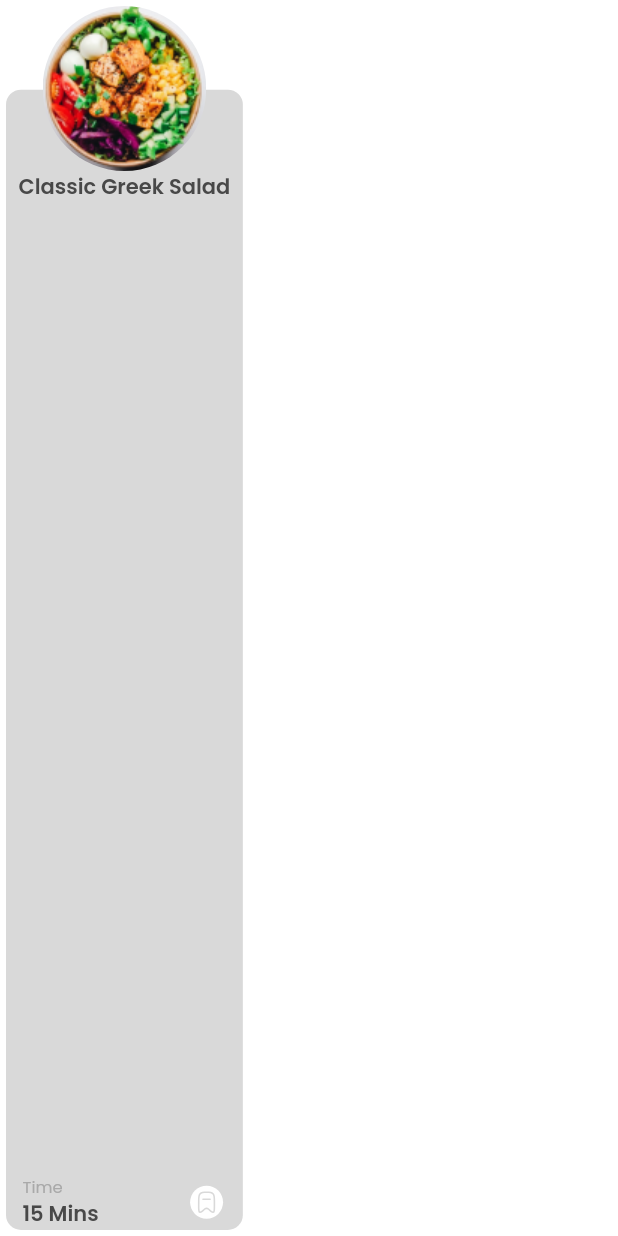
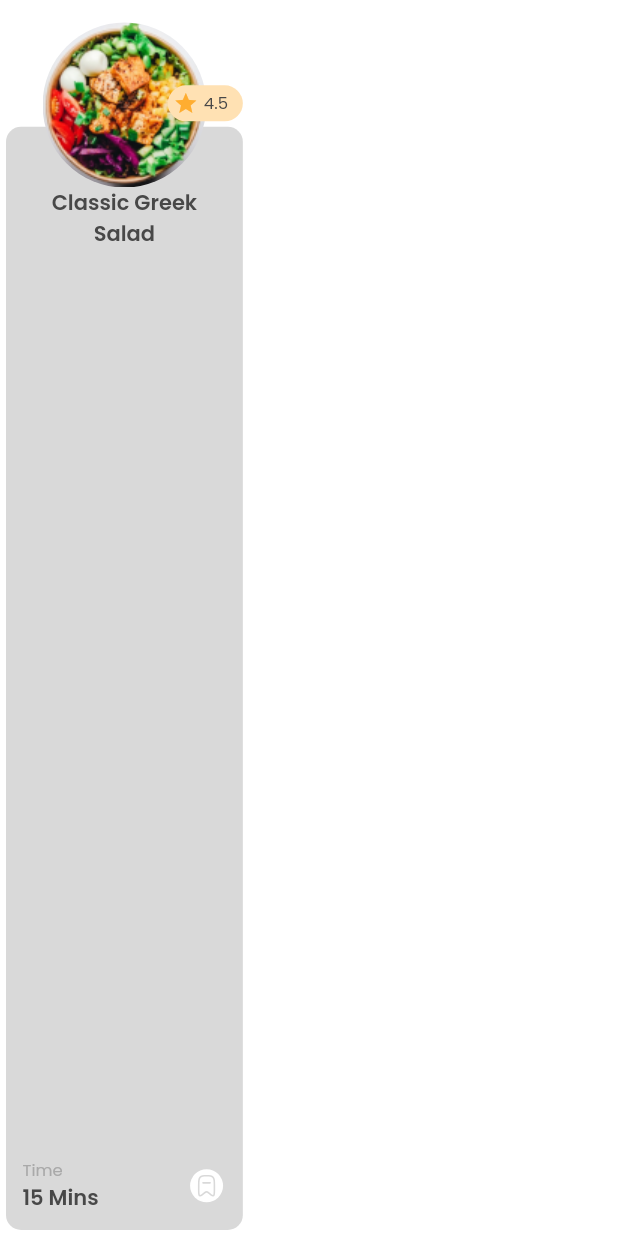
Before and after one commit to n0dustoll3ns/recipe_app, a Flutter app: the MealCard widget shown alone on an empty page, opened directly with sample values from the repository, on a phone screen of 412 x 824 dp. Run offline on Flutter 3.47's test engine with Material 2 defaults, Android fonts, the phone set to English and light mode, and no system bars; our stand-ins replace flutter_rating_bar, flutter_svg, google_fonts.

Commit message:
complete home screen

```diff
--- a/lib/presentation/screens/common/meal_card.dart
+++ b/lib/presentation/screens/common/meal_card.dart
@@ -23,7 +23,7 @@ class MealCard extends StatelessWidget {
               crossAxisAlignment: CrossAxisAlignment.stretch,
               children: [
                 SizedBox(
-                  height: SizeConfig.blockSizeVertical * 6.773,
+                  height: SizeConfig.blockSizeVertical * 9.773,
                 ),
                 Expanded(
                   child: Container(
@@ -36,7 +36,9 @@ class MealCard extends StatelessWidget {
                 ),
               ],
             ),
-            Column(
+            Padding(
+              padding: EdgeInsets.all(SizeConfig.blockSizeHorizontal * 2.667),
+              child: Column(
                 mainAxisSize: MainAxisSize.min,
                 crossAxisAlignment: CrossAxisAlignment.center,
                 children: [
@@ -52,9 +54,7 @@ class MealCard extends StatelessWidget {
                         fontWeight: FontWeight.w600, fontSize: 14, color: Color(0xff484848)),
                   ),
                   Spacer(),
-                Padding(
-                  padding: EdgeInsets.symmetric(horizontal: SizeConfig.blockSizeHorizontal * 2.667),
-                  child: Row(
+                  Row(
                     mainAxisSize: MainAxisSize.max,
                     children: [
                       Column(
@@ -83,10 +83,52 @@ class MealCard extends StatelessWidget {
                           child: Transform.scale(
                               scale: 0.7, child: SvgPicture.asset('assets/icons/favorite.svg')))
                     ],
-                  ),
                   )
                 ],
-            )
+              ),
+            ),
+            Column(
+              mainAxisSize: MainAxisSize.min,
+              crossAxisAlignment: CrossAxisAlignment.stretch,
+              children: [
+                SizedBox(
+                  height: SizeConfig.blockSizeVertical * 9.333,
+                  child: Align(
+                    alignment: Alignment.bottomRight,
+                    child: Container(
+                      decoration: BoxDecoration(
+                          color: Color(0xffFFE1B3), borderRadius: BorderRadius.all(Radius.circular(20))),
+                      child: Row(
+                        mainAxisSize: MainAxisSize.min,
+                        children: [
+                          Transform.scale(
+                            scale: 0.7,
+                            child: Icon(Icons.star, color: Color(0xFFFFAD30)),
+                          ),
+                          Padding(
+                            padding: EdgeInsets.only(right: SizeConfig.blockSizeHorizontal * 2.4),
+                            child: Text(
+                              '${meal.rating}',
+                              style: GoogleFonts.poppins(
+                                  fontWeight: FontWeight.w400, fontSize: 11, color: Color(0xff484848)),
+                            ),
+                          ),
+                        ],
+                      ),
+                    ),
+                  ),
+                ),
+                Expanded(
+                  child: Container(
+                    decoration: const BoxDecoration(
+                      borderRadius: BorderRadius.all(Radius.circular(10)),
+                      color: Colors.transparent,
+                    ),
+                    height: SizeConfig.blockSizeVertical * 36.182,
+                  ),
+                ),
+              ],
+            ),
           ],
         ),
       ),
--- a/lib/presentation/screens/common/user_recipe.dart
+++ b/lib/presentation/screens/common/user_recipe.dart
@@ -84,6 +84,8 @@ class UserRecipe extends StatelessWidget {
                           fontWeight: FontWeight.w400, fontSize: 11, color: Color(0xffA9A9A9)),
                     ),
                     Spacer(),
+                    SvgPicture.asset('assets/icons/timer.svg'),
+                    SizedBox(width: SizeConfig.blockSizeHorizontal * 1.48),
                     Text(
                       '${recipe.duration.inMinutes} mins',
                       style: GoogleFonts.poppins(
--- a/lib/presentation/screens/components/popular_recipes.dart
+++ b/lib/presentation/screens/components/popular_recipes.dart
@@ -13,7 +13,7 @@ class PopularRecipes extends StatelessWidget {
   @override
   Widget build(BuildContext context) {
     return SizedBox(
-        height: SizeConfig.blockSizeVertical * 36.448,
+        height: SizeConfig.blockSizeVertical * 37.448,
         child: ListView.separated(
           padding: EdgeInsets.symmetric(horizontal: SizeConfig.blockSizeHorizontal * 5),
           separatorBuilder: (BuildContext context, int index) =>
--- a/lib/presentation/screens/components/recipe_search.dart
+++ b/lib/presentation/screens/components/recipe_search.dart
@@ -10,7 +10,10 @@ class RecipeSearch extends StatelessWidget {
   Widget build(BuildContext context) {
     return Padding(
       padding: EdgeInsets.symmetric(horizontal: SizeConfig.blockSizeHorizontal * 4),
+      child: SizedBox(
+        height: 55,
         child: Row(
+          crossAxisAlignment: CrossAxisAlignment.stretch,
           children: [
             Expanded(
               child: TextFormField(
@@ -25,15 +28,13 @@ class RecipeSearch extends StatelessWidget {
               ),
             ),
             SizedBox(width: SizeConfig.blockSizeHorizontal * 5),
-          SizedBox(
-            height: SizeConfig.blockSizeVertical * 8.05,
-            child: AspectRatio(
+            AspectRatio(
                 aspectRatio: 1,
                 child: ElevatedButton(
                     onPressed: () {},
                     child: Transform.scale(scale: 1.2, child: SvgPicture.asset('assets/icons/setting.svg')))),
+          ],
         ),
-        ],
       ),
     );
   }
--- a/lib/presentation/screens/main_page.dart
+++ b/lib/presentation/screens/main_page.dart
@@ -44,7 +44,7 @@ class _MainState extends State<Main> with SingleTickerProviderStateMixin {
         bottomNavigationBar: SizedBox(
           height: 58,
           child: BottomAppBar(
-            elevation: 2,
+            elevation: 3,
             color: Colors.white,
             shape: const CircularNotchedRectangle(),
             //shape of notch
--- a/pubspec.yaml
+++ b/pubspec.yaml
@@ -44,6 +44,7 @@ flutter:
     - assets/icons/chefshat.png
     - assets/icons/arrow-right.svg
     - assets/icons/google_logo.svg
+    - assets/icons/timer.svg
     - assets/icons/facebook_logo.svg
     - assets/icons/union.svg
     - assets/icons/home.svg
```
Also changed, not shown: assets/icons/timer.svg (added). Lines whose indentation alone changed are shown as unchanged.
